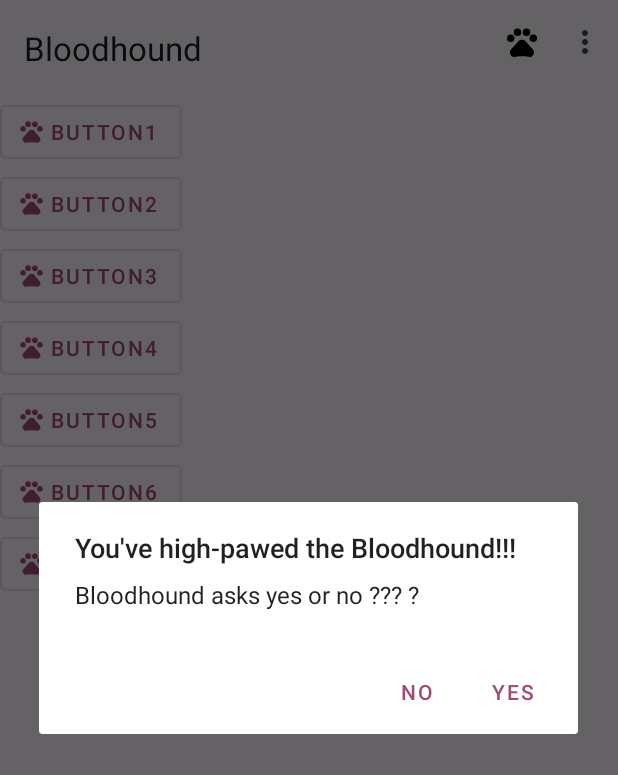
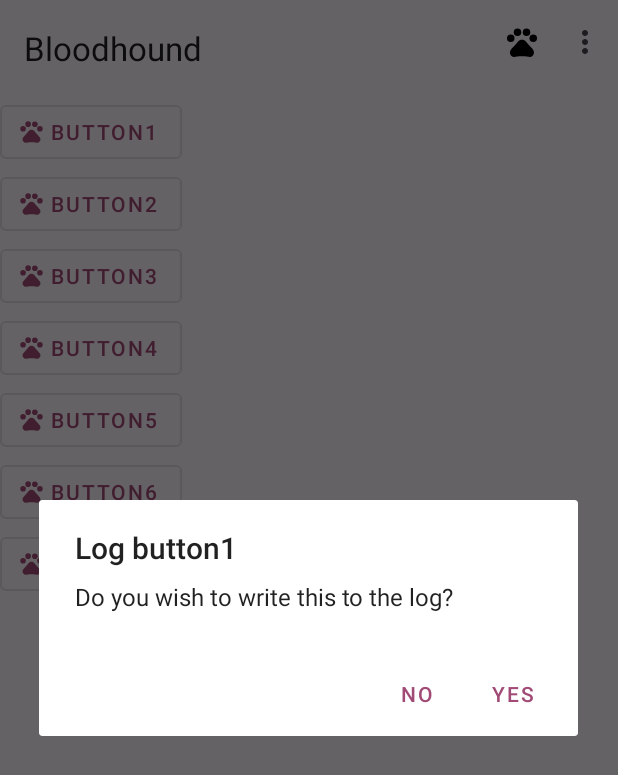
Before and after one commit to arghorashy/bloodhound-android, an Android app: the screen it shows after launch (MainActivity), after a tap on an icon or button, on a phone screen of 412 x 824 dp. Shown: the top 775 px of the screen. Run offline under Robolectric (Android 15) with nearby library versions, the phone set to English and light mode, and no system bars; our stand-ins replace Volley.

Commit message:
Connect ButtonFragment to GoogleSheetsAPI

```diff
--- a/app/src/main/java/com/mumbo/bloodhound/ButtonFragment.java
+++ b/app/src/main/java/com/mumbo/bloodhound/ButtonFragment.java
@@ -13,6 +13,8 @@ import android.view.ViewGroup;
 import android.widget.Toast;
 
 import com.google.android.material.button.MaterialButton;
+
+import java.util.ArrayList;
 
 /**
  * A simple {@link Fragment} subclass.
@@ -53,22 +55,25 @@ public class ButtonFragment extends Fragment {
 
         alertBuilder = new AlertDialog.Builder(view.getContext());
 
-        button = view.findViewById(R.id.high_paw_button);
+        button = view.findViewById(R.id.paw_button);
         button.setText(this.paramName);
         button.setOnClickListener((View v) -> {
-            Log.d("BUTTONS", "User tapped the high_paw_button");
+            Log.d("ButtonFragment", "Click registered for button with name: " + this.paramName);
+            ArrayList<String> logArguments = new ArrayList<>();
+            logArguments.add(this.paramName);
             alertBuilder
-                    .setTitle("You've high-pawed the Bloodhound!!!")
-                    .setMessage("Bloodhound asks yes or no ??? ?")
+                    .setTitle("Log " + this.paramName)
+                    .setMessage("Do you wish to write this to the log?")
                     .setCancelable(false)
                     .setPositiveButton("Yes", (DialogInterface dialog, int id) -> {
+                        GoogleSheetsAPI.writeRowToLogSheet(this.getContext(), logArguments);
                         dialog.cancel();
-                        Toast.makeText(view.getContext(), "huzzzaahh a YES!!!!",
+                        Toast.makeText(view.getContext(), "Written!!!!",
                                 Toast.LENGTH_SHORT).show();
                     })
                     .setNegativeButton("No", (DialogInterface dialog, int id) -> {
                         dialog.cancel();
-                        Toast.makeText(view.getContext(), "NOooOOo how could you",
+                        Toast.makeText(view.getContext(), "Did not log.",
                                 Toast.LENGTH_SHORT).show();
                     });
 
--- a/app/src/main/java/com/mumbo/bloodhound/GoogleSheetsAPI.java
+++ b/app/src/main/java/com/mumbo/bloodhound/GoogleSheetsAPI.java
@@ -1,6 +1,6 @@
 package com.mumbo.bloodhound;
 
-import android.app.Activity;
+import android.content.Context;
 import android.util.Log;
 
 import com.android.volley.Request;
@@ -16,11 +16,11 @@ public class GoogleSheetsAPI {
     // See backend function definition here: https://script.google.com/home/projects/1utIOA5lWcz53UV1_rWB4iHGr12BhR2KfeJPvsQl5Nhr5XsHC8TZeYWs9/arg1?id=45&arg2=Afsheen&arg3=Ghorashy
     private static final String WRITE_URL = "https://script.google.com/macros/s/AKfycbyZ30BC-WzZiVwKN1M3s776DH7K8GeQEg7m5WhyTsr-BuxQDT62A71Z46SIBSON0GxD/exec";
 
-    public static void writeRowToLogSheet(Activity activity, List<String> rowStrings) {
+    public static void writeRowToLogSheet(Context context, List<String> rowStrings) {
         Gson gson = new Gson();
         String fullURL = WRITE_URL + "?action=writeRow&row=" + gson.toJson(rowStrings);
         StringRequest req = new StringRequest(Request.Method.GET, fullURL, s -> Log.d("REQ", s), e -> Log.d("REQ", "Error!"));
-        RequestQueue q = Volley.newRequestQueue(activity);
+        RequestQueue q = Volley.newRequestQueue(context);
         q.add(req);
     }
 
--- a/app/src/main/res/layout/fragment_button.xml
+++ b/app/src/main/res/layout/fragment_button.xml
@@ -7,7 +7,7 @@
     tools:context=".ButtonFragment">
 
     <com.google.android.material.button.MaterialButton
-        android:id="@+id/high_paw_button"
+        android:id="@+id/paw_button"
         style="@style/Widget.MaterialComponents.Button.OutlinedButton.Icon"
         android:layout_width="wrap_content"
         android:layout_height="wrap_content"
```
